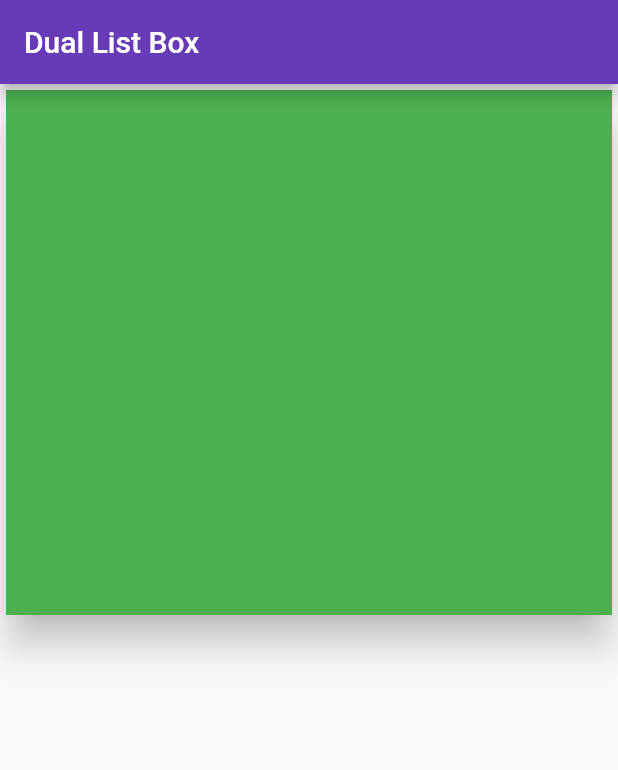
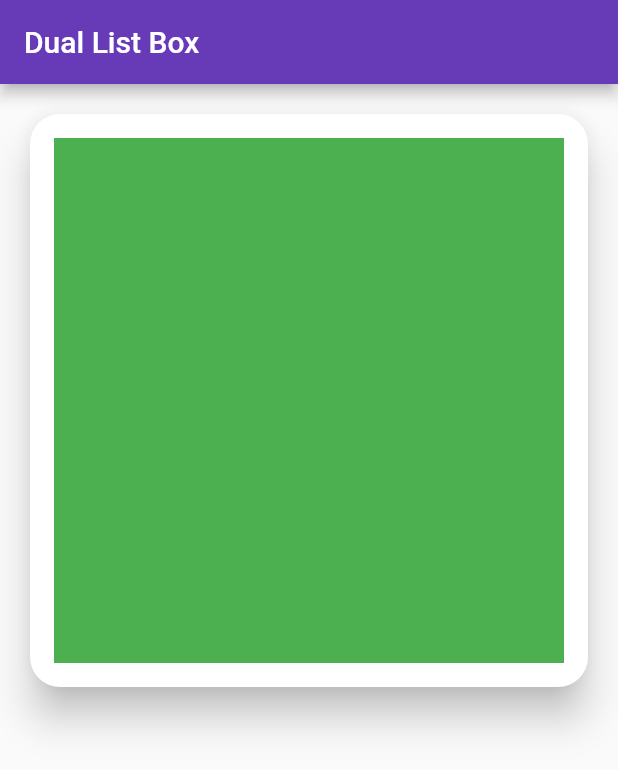
Before and after one commit to lenoreteam/dual_list_box, a Flutter app: the screen it shows after launch, on a phone screen of 412 x 824 dp. Shown: the top 770 px of the screen. Run offline on Flutter 3.47's test engine with Material 2 defaults, Android fonts, the phone set to English and light mode, and no system bars; missing offline and left inert: lenore_ui.

Commit message:
ui  stuff

```diff
--- a/example/lib/main.dart
+++ b/example/lib/main.dart
@@ -38,12 +38,19 @@ class _MyHomePageState extends State<MyHomePage> {
         title: Text(widget.title),
       ),
       body: SingleChildScrollView(
-        child: Center(
+        child: Container(
+          padding: const EdgeInsets.symmetric(horizontal: 16, vertical: 16),
           child: Card(
             elevation: 11,
+            shape:
+                RoundedRectangleBorder(borderRadius: BorderRadius.circular(20)),
+            child: Padding(
+              padding: const EdgeInsets.only(
+                  right: 16, left: 16, top: 16, bottom: 16),
               child: DualListBox(
                 title: 'Demo',
                 widgetWidth: 750,
+                backgroundColor: Colors.transparent,
                 items: [
                   DualListBoxItem(
                     title: 'Apple',
@@ -95,6 +102,7 @@ class _MyHomePageState extends State<MyHomePage> {
             ),
           ),
         ),
+      ),
     );
   }
 }
```
Also changed, not shown: lib/src/DualListBox.dart (+17 -6 lines). Lines whose indentation alone changed are shown as unchanged.
